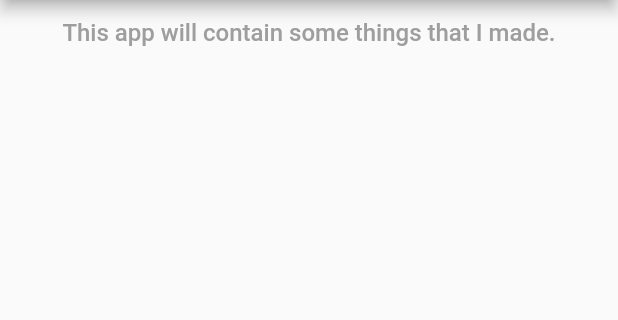
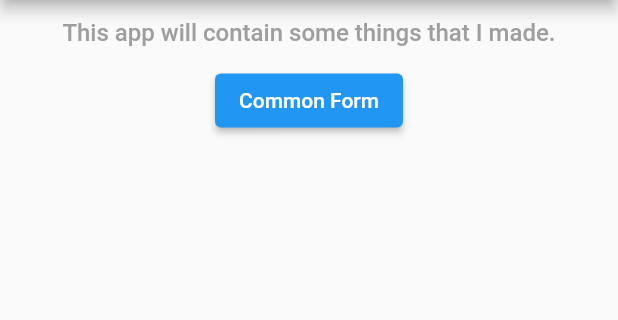
Before and after one commit to geronimol/flutter_examples, a Flutter app: the screen it shows after launch, on a phone screen of 412 x 824 dp, the part 84-404 px from its top. Run offline on Flutter 3.47's test engine with Material 2 defaults, Android fonts, the phone set to English and light mode, and no system bars.

Commit message:
common form added

```diff
--- /dev/null
+++ b/lib/constants.dart
@@ -0,0 +1,2 @@
+/// Default padding
+const double kDefaultPadding = 12;
--- a/lib/main.dart
+++ b/lib/main.dart
@@ -11,11 +11,15 @@ class MyApp extends StatelessWidget {
   @override
   Widget build(BuildContext context) {
     return MaterialApp(
+      debugShowCheckedModeBanner: false,
       title: 'My Flutter Examples',
       theme: ThemeData(
         primarySwatch: Colors.blue,
       ),
-      home: const HomeScreen(),
+      initialRoute: '/',
+      routes: {
+        '/': (_) => const HomeScreen(),
+      },
     );
   }
 }
--- a/lib/screens/home_screen.dart
+++ b/lib/screens/home_screen.dart
@@ -1,4 +1,6 @@
 import 'package:flutter/material.dart';
+import 'package:flutter_examples/constants.dart';
+import 'package:flutter_examples/screens/common_form_screen.dart';
 
 class HomeScreen extends StatelessWidget {
   const HomeScreen({Key? key}) : super(key: key);
@@ -8,13 +10,18 @@ class HomeScreen extends StatelessWidget {
     return Scaffold(
       appBar: AppBar(title: const Text('My Flutter Examples'),),
       body: Padding(
-        padding: const EdgeInsets.all(12.0),
+        padding: const EdgeInsets.all(kDefaultPadding),
         child: Center(
           child: Column(
-            children: const [
-              Text(
+            children: [
+              const Text(
                 'This app will contain some things that I made.',
                 style: TextStyle(color: Colors.grey, fontSize: 16, fontWeight: FontWeight.w500),
+              ),
+              const SizedBox(height: kDefaultPadding,),
+              ElevatedButton(
+                onPressed: () => Navigator.of(context).push(MaterialPageRoute(builder: (_) => const CommonFormScreen())),
+                child: const Text('Common Form'),
               ),
             ],
           ),
```
Also changed, not shown: lib/screens/common_form_screen.dart (added, +75 -0 lines), lib/widgets/name_form_field.dart (added, +43 -0 lines).
